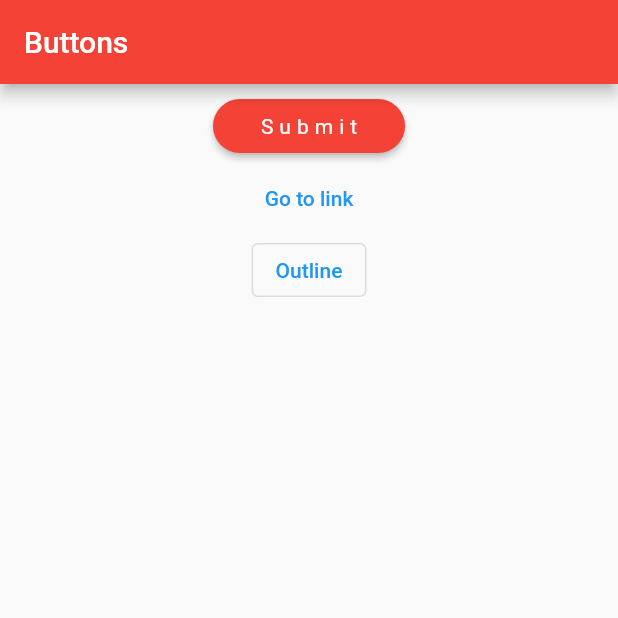
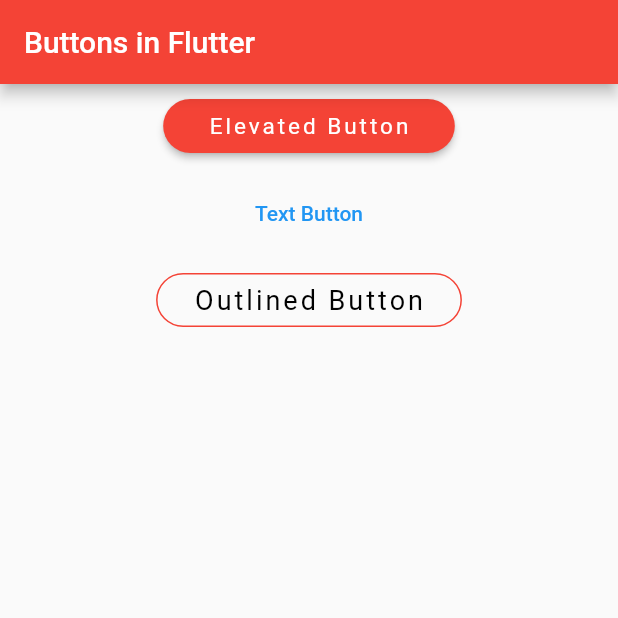
Before and after one commit to Ridoy-paul/flutter-components, a Flutter app: the screen it shows after launch, on a phone screen of 412 x 824 dp, the top half of it. Run offline on Flutter 3.47's test engine with Material 2 defaults, Android fonts, the phone set to English and light mode, and no system bars.

Commit message:
button style updated

```diff
--- a/lib/main.dart
+++ b/lib/main.dart
@@ -27,17 +27,31 @@
       foregroundColor: Colors.white,
       backgroundColor: Colors.red,
       textStyle: TextStyle(
-        letterSpacing: 4,
+        letterSpacing: 2,
+        fontSize: 15,
       ),
       shape: RoundedRectangleBorder(
         borderRadius: BorderRadius.circular(30.0),
+      )
+    );
+
+    ButtonStyle outlinedButtonStyle = OutlinedButton.styleFrom(
+      padding: EdgeInsets.fromLTRB(25, 4, 25, 4),
+      foregroundColor: Colors.black,
+        side: BorderSide(color: Colors.red),
+      shape: RoundedRectangleBorder(
+        borderRadius: BorderRadius.circular(30.0),
+      ),
+      textStyle: TextStyle(
+        fontSize: 18,
+        letterSpacing: 2,
       )
 
     );
 
     return Scaffold(
       appBar: AppBar(
-        title: Text('Buttons'),
+        title: Text('Buttons in Flutter'),
         backgroundColor: Colors.red,
       ),
       body: SafeArea(
@@ -54,11 +68,12 @@
                         //icon: Icon(Icons.card_travel)
                         style: styleOne,
 
-                        child: Text('Submit')
+                        child: Text('Elevated Button')
                     ),
-                    TextButton(onPressed: () {}, child: Text("Go to link")),
-                    OutlinedButton(onPressed: (){}, child: Text("Outline")),
-
+                    SizedBox(height: 10,),
+                    TextButton(onPressed: () {}, child: Text("Text Button")),
+                    SizedBox(height: 10,),
+                    OutlinedButton(onPressed: (){}, style: outlinedButtonStyle, child: Text("Outlined Button")),
                   ],
                 )
               ],
```
